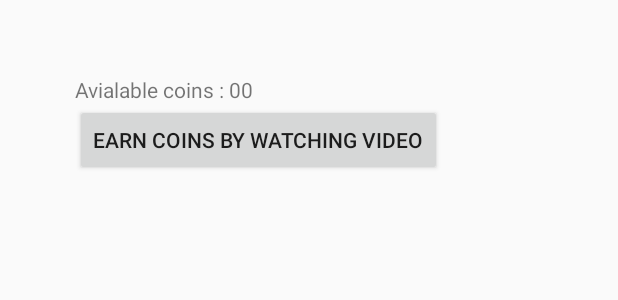
After one commit to anant-gupta14/Trip, an Android app: the layout activity_earn_coins.xml on its own in the app's theme, with its tools: preview values and no code run, on a phone screen of 412 x 824 dp. The commit adds this screen. Shown: the top 300 px of the screen. Run offline under Robolectric (Android 15) with nearby library versions, the phone set to English and light mode, and no system bars.

Commit message:
SOS dialog bugs and admob video added

```diff
--- a/app/src/main/AndroidManifest.xml
+++ b/app/src/main/AndroidManifest.xml
@@ -54,7 +54,8 @@
         <activity android:name="com.dev.infinitoz.ChangePasswordActivity" />
         <activity android:name=".VerifyEmailActivity" />
         <activity android:name=".AdminManagementActivity" />
-        <activity android:name=".HistoryActivity"></activity>
+        <activity android:name=".HistoryActivity" />
+        <activity android:name=".EarnCoinsActivity"></activity>
     </application>
 
 </manifest>
--- a/app/src/main/java/com/dev/infinitoz/trip/Constants.java
+++ b/app/src/main/java/com/dev/infinitoz/trip/Constants.java
@@ -42,4 +42,5 @@ public interface Constants {
     String ADD_MEETING_POINT = "add meeting point";
     String SOS = "SOS";
     String OK = "OK";
+    String AVLBL_COINS = "Available coins : ";
 }
--- a/app/src/main/java/com/dev/infinitoz/trip/MenuActivity.java
+++ b/app/src/main/java/com/dev/infinitoz/trip/MenuActivity.java
@@ -102,6 +102,11 @@ public class MenuActivity extends AppCompatActivity {
                         MenuActivity.super.onBackPressed();
                         finish();
                         break;
+                    case R.id.earnCoins:
+                        intent = new Intent(MenuActivity.this, EarnCoinsActivity.class);
+                        intent.putExtra(Constants.USER_ID, ((FirebaseUser) TripContext.getValue(Constants.USER)).getUid());
+                        startActivity(intent);
+                        break;
                     case R.id.history:
                         intent = new Intent(MenuActivity.this, HistoryActivity.class);
                         intent.putExtra(Constants.USER_ID, ((FirebaseUser) TripContext.getValue(Constants.USER)).getUid());
--- /dev/null
+++ b/app/src/main/res/layout/activity_earn_coins.xml
@@ -0,0 +1,23 @@
+<?xml version="1.0" encoding="utf-8"?>
+<LinearLayout xmlns:android="http://schemas.android.com/apk/res/android"
+    xmlns:tools="http://schemas.android.com/tools"
+    android:layout_width="match_parent"
+    android:layout_height="match_parent"
+    android:orientation="vertical"
+    android:padding="50sp"
+    tools:context=".EarnCoinsActivity">
+
+    <TextView
+        android:id="@+id/coinsText"
+        android:layout_width="wrap_content"
+        android:layout_height="wrap_content"
+        android:text="Avialable coins : 00" />
+
+    <Button
+        android:id="@+id/startVideo"
+        android:layout_width="wrap_content"
+        android:layout_height="wrap_content"
+        android:onClick="startVideo"
+        android:text="earn coins by watching video" />
+
+</LinearLayout>
--- a/app/src/main/res/menu/navmenu.xml
+++ b/app/src/main/res/menu/navmenu.xml
@@ -3,6 +3,10 @@
     <item
         android:id="@+id/userProfile"
         android:title="Profile" />
+
+    <item
+        android:id="@+id/earnCoins"
+        android:title="Earn Coins" />
 
     <item
         android:id="@+id/history"
```
Also changed, not shown: app/src/main/java/com/dev/infinitoz/model/User.java (+11 -1 lines), app/src/main/java/com/dev/infinitoz/trip/AdminManagementActivity.java (+6 -1 lines), app/src/main/java/com/dev/infinitoz/trip/AdminMapActivity.java (+18 -3 lines), app/src/main/java/com/dev/infinitoz/trip/EarnCoinsActivity.java (added, +108 -0 lines), app/src/main/java/com/dev/infinitoz/trip/UserMapsActivity.java (+23 -5 lines).
